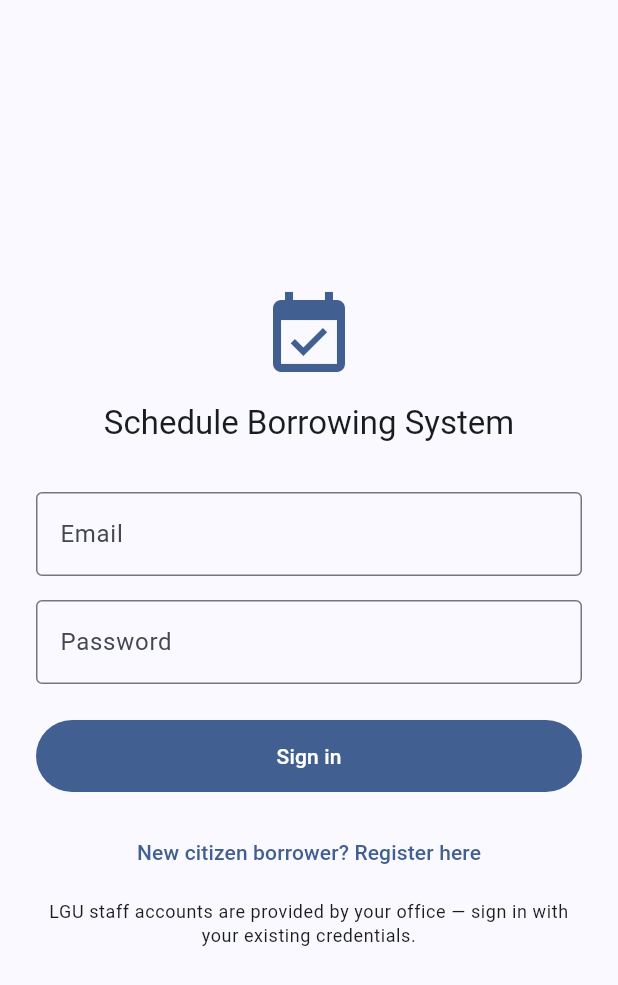
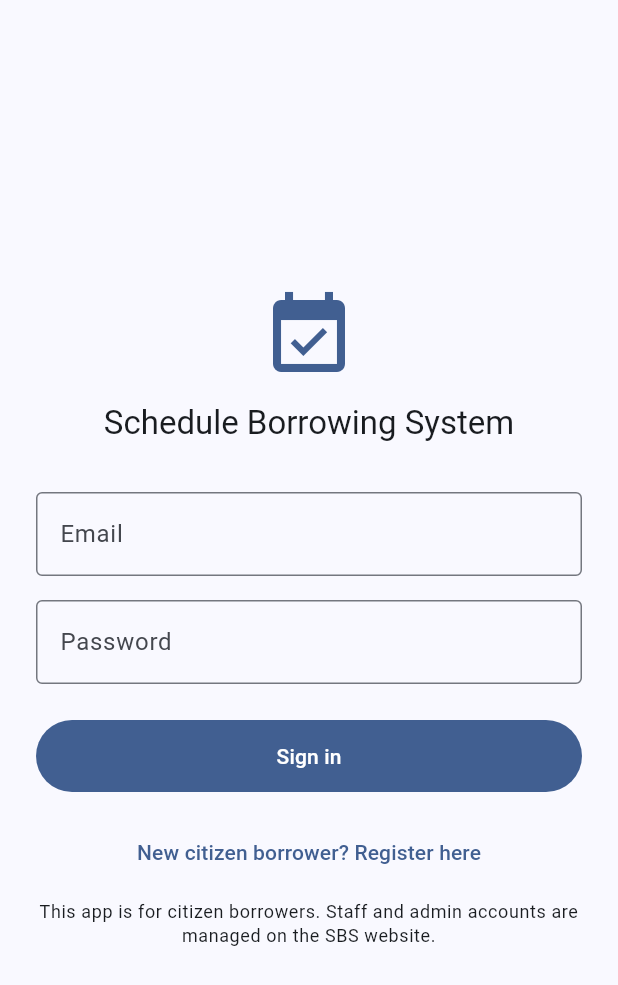
Before and after one commit to Vincentjhon31/SBS, a Flutter app: the screen it shows after launch, on a phone screen of 412 x 824 dp. Shown: the top 985 px of the screen. Run offline on Flutter 3.47's test engine with Material 3 defaults, Android fonts, the phone set to English and light mode, and no system bars; our stand-ins replace dio, flutter_riverpod, go_router, image_picker, shared_preferences, supabase_flutter; accounts and stored records are empty.

Commit message:
Mobile app becomes citizens-only; staff/admin move to web
Staff and superadmin accounts are management/back-office work
(approvals, item management, department assignment, oversight
dashboard) that belongs on a desk, not the installed mobile app. The
installed Android app is now citizen-borrower-only.

- AppShell blocks staff/superadmin from entering the app on native
  platforms (kIsWeb false): a full-screen "use the website" message
  with a sign-out button, instead of the normal tab shell. Web is
  completely unaffected -- staff features work exactly as before there.
- This is a client-side UX gate, not a new security boundary: RLS
  already governs real data access regardless of which surface someone
  uses, so nothing backend changed.
- Login screen's helper copy now reflects this per-platform (citizens
  find the app makes sense; staff on mobile are told up front to use
  the website instead of discovering it after signing in).

Verified: staff login on the web build is unaffected (full nav incl.
Approvals, confirmed via a live browser pass) -- the one real risk this
change raised, whether staff can still take handoff/evidence photos
without the installed app, is resolved: the camera-vs-gallery picker
sheet (same code path evidence capture uses) correctly offers a native
camera capture option when opened from a mobile browser, confirmed via
a Pixel-emulated browser session. flutter analyze/test clean.

```diff
--- a/lib/features/auth/presentation/login_screen.dart
+++ b/lib/features/auth/presentation/login_screen.dart
@@ -1,3 +1,4 @@
+import 'package:flutter/foundation.dart';
 import 'package:flutter/material.dart';
 import 'package:flutter_riverpod/flutter_riverpod.dart';
 import 'package:go_router/go_router.dart';
@@ -113,8 +114,11 @@ class _LoginScreenState extends ConsumerState<LoginScreen> {
                   ),
                   const SizedBox(height: 8),
                   Text(
-                    'LGU staff accounts are provided by your office — '
-                    'sign in with your existing credentials.',
+                    kIsWeb
+                        ? 'LGU staff accounts are provided by your office — '
+                            'sign in with your existing credentials.'
+                        : 'This app is for citizen borrowers. Staff and '
+                            'admin accounts are managed on the SBS website.',
                     textAlign: TextAlign.center,
                     style: Theme.of(context).textTheme.bodySmall,
                   ),
```
Also changed, not shown: lib/app/app_shell.dart (+60 -1 lines).
